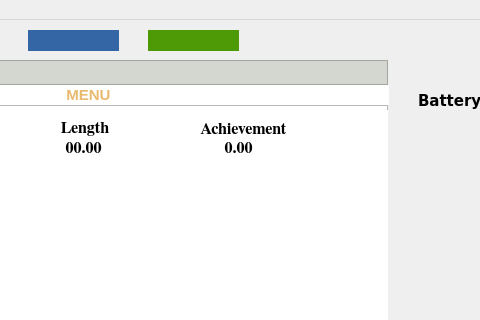
Old version of the form mainwindow.ui in the repository Cherrybomb33/HeartWave; both pictures show x 222 to 702 and y 0 to 320 of the 864 by 684 pixel window.
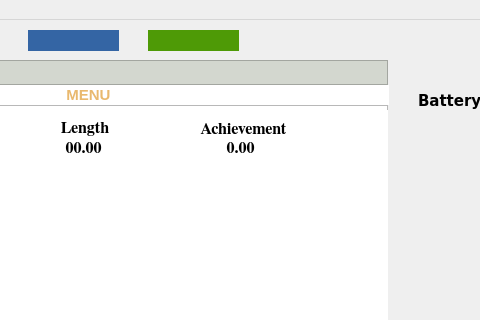
New version of the form. Icons and pictures are not drawn. Custom widgets are drawn as their Qt base class.

What changed in the file:
```diff
--- a/mainwindow.ui
+++ b/mainwindow.ui
@@ -489,7 +489,7 @@
        <rect>
         <x>430</x>
         <y>30</y>
-        <width>41</width>
+        <width>45</width>
         <height>16</height>
        </rect>
       </property>
@@ -504,6 +504,9 @@
       <property name="text">
        <string>&lt;html&gt;&lt;head/&gt;&lt;body&gt;&lt;p align=&quot;center&quot;&gt;0.00&lt;/p&gt;&lt;/body&gt;&lt;/html&gt;</string>
       </property>
+      <property name="alignment">
+       <set>Qt::AlignLeading|Qt::AlignLeft|Qt::AlignVCenter</set>
+      </property>
      </widget>
      <widget class="QProgressBar" name="bp">
       <property name="geometry">
```
